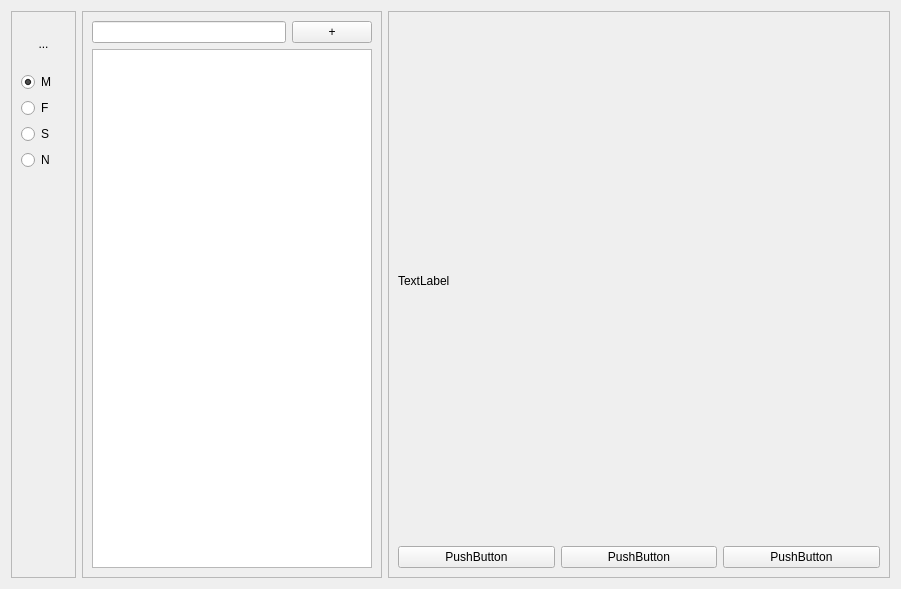
This is Client/front_end/mainwindow.ui in Sjeary/OnPointLinkProgram as Qt 5 draws it before an edit. The edited form follows.
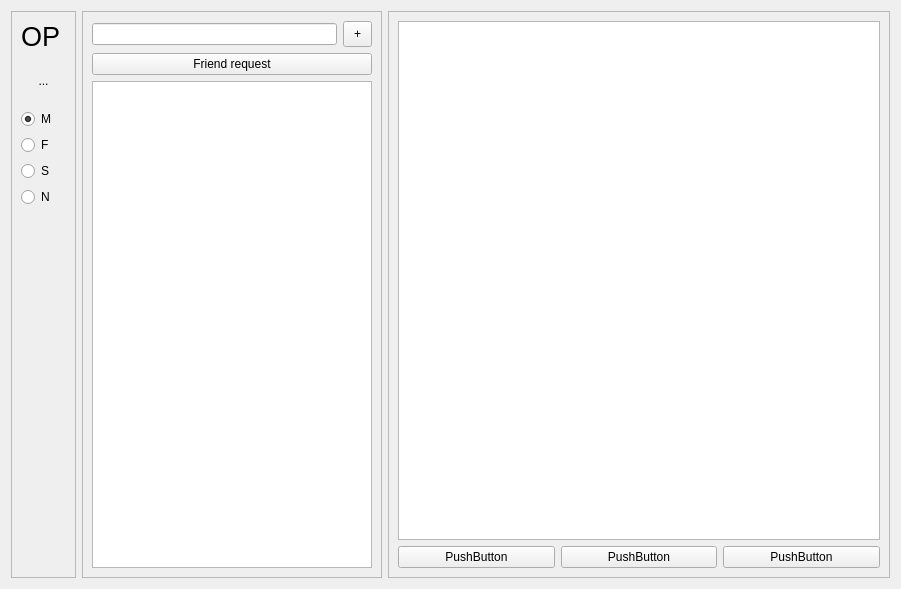
This is the edited form. The open tabs and pages were chosen to show the change.

The edit to the form file:
```diff
--- a/Client/front_end/mainwindow.ui
+++ b/Client/front_end/mainwindow.ui
@@ -35,6 +35,18 @@
       <enum>QFrame::Raised</enum>
      </property>
      <layout class="QVBoxLayout" name="verticalLayout">
+      <item>
+       <widget class="QLabel" name="label_3">
+        <property name="font">
+         <font>
+          <pointsize>20</pointsize>
+         </font>
+        </property>
+        <property name="text">
+         <string>OP</string>
+        </property>
+       </widget>
+      </item>
       <item>
        <widget class="QLabel" name="picture">
         <property name="sizePolicy">
@@ -140,6 +152,15 @@
          </item>
          <item>
           <widget class="QPushButton" name="pushButton_addFriend">
+           <property name="sizePolicy">
+            <sizepolicy hsizetype="Fixed" vsizetype="Fixed">
+             <horstretch>0</horstretch>
+             <verstretch>0</verstretch>
+            </sizepolicy>
+           </property>
+           <property name="styleSheet">
+            <string notr="true">padding : 5px 10px</string>
+           </property>
            <property name="text">
             <string>+</string>
            </property>
@@ -147,6 +168,13 @@
          </item>
         </layout>
        </item>
+       <item>
+        <widget class="QPushButton" name="pushButton_friendRequest">
+         <property name="text">
+          <string>Friend request</string>
+         </property>
+        </widget>
+       </item>
        <item>
         <widget class="QListWidget" name="listWidget_friend"/>
        </item>
@@ -250,11 +278,7 @@
      <widget class="QWidget" name="page_main_1">
       <layout class="QVBoxLayout" name="verticalLayout_5">
        <item>
-        <widget class="QLabel" name="label">
-         <property name="text">
-          <string>TextLabel</string>
-         </property>
-        </widget>
+        <widget class="QTextEdit" name="textEdit_userInfo"/>
        </item>
        <item>
         <layout class="QHBoxLayout" name="horizontalLayout_4">
```
Left out of the diff: 8 changed lines with no effect on the pictures.
